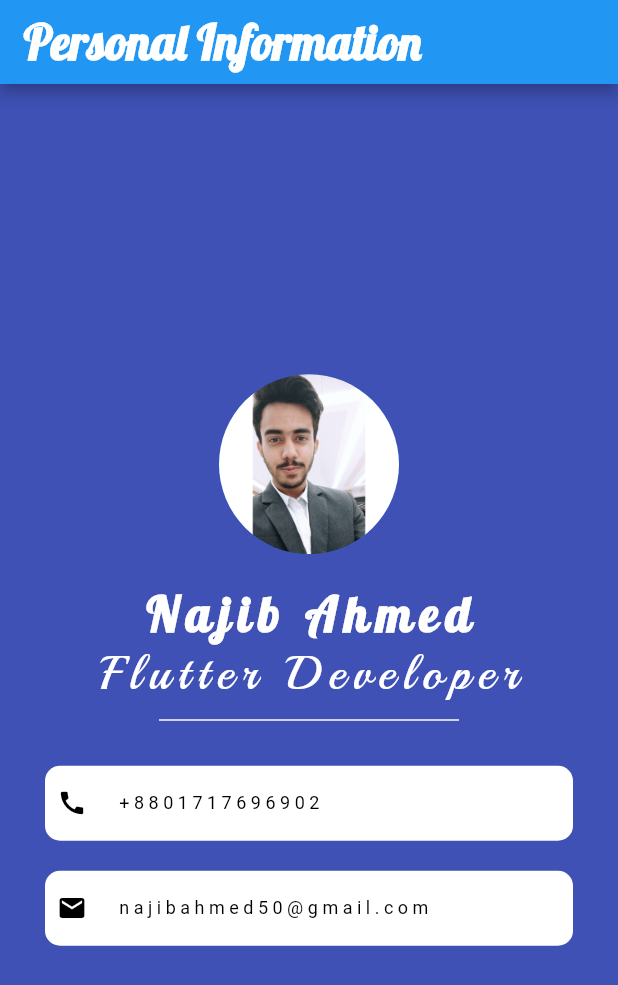
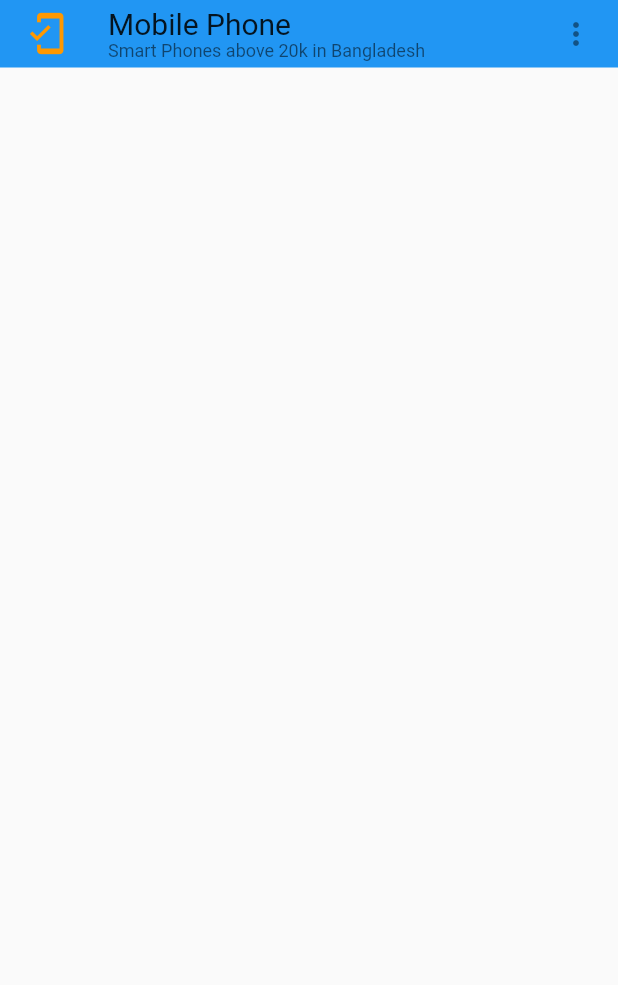
Before and after one commit to najibahmed/Najib_demo, a Flutter app: the screen it shows after launch, on a phone screen of 412 x 824 dp. Shown: the top 985 px of the screen. Run offline on Flutter 3.47's test engine with Material 2 defaults, Android fonts, the phone set to English and light mode, and no system bars.

Commit message:
Stack Positioned ListTile

```diff
--- a/lib/main.dart
+++ b/lib/main.dart
@@ -1,12 +1,13 @@
 import 'package:flutter/material.dart';
-import 'package:najib_project/home_page.dart';
+import 'package:najib_project/stack_positioned.dart';
 
 void main() {
   runApp(
     MaterialApp(
-        debugShowCheckedModeBanner: false,
-        title: "demo_project",
-        home: HomePage()
+      debugShowCheckedModeBanner: false,
+      title: "demo_project",
+      //
+      home: Stackpage(),
     ),
   );
 }
--- /dev/null
+++ b/lib/stack_positioned.dart
@@ -0,0 +1,58 @@
+import 'package:flutter/material.dart';
+
+class Stackpage extends StatelessWidget {
+  const Stackpage({Key? key}) : super(key: key);
+
+  @override
+  Widget build(BuildContext context) {
+    return Scaffold(
+      body: Stack(
+          clipBehavior: Clip.antiAlias,
+          alignment: Alignment.topRight,
+          children: [
+            //   Container(
+            //     height: 100,
+            //     width: 100,
+            //     decoration: BoxDecoration(color: Colors.red, boxShadow: [
+            //       BoxShadow(
+            //         color: Colors.black,
+            //         blurRadius: 20.0,
+            //         offset: Offset(10, 10),
+            //         spreadRadius: 2.0,
+            //       )
+            //     ]),
+            //   ),
+            //   Container(
+            //     height: 90,
+            //     width: 90,
+            //     color: Colors.green,
+            //   ),
+            //   Positioned(
+            //     bottom: 0,
+            //     left: 0,
+            //     child: Container(
+            //       height: 60,
+            //       width: 60,
+            //       color: Colors.blue,
+            //     ),
+            //   ),
+            ListTile(
+              tileColor: Colors.blue,
+              leading: Icon(
+                Icons.mobile_friendly,
+                size: 30,
+                color: Colors.orange,
+              ),
+              title: Text(
+                "Mobile Phone",
+                style: TextStyle(fontSize: 20),
+              ),
+              subtitle: Text("Smart Phones above 20k in Bangladesh"),
+              isThreeLine: true,
+              dense: true,
+              trailing: Icon(Icons.more_vert),
+            )
+          ]),
+    );
+  }
+}
```
